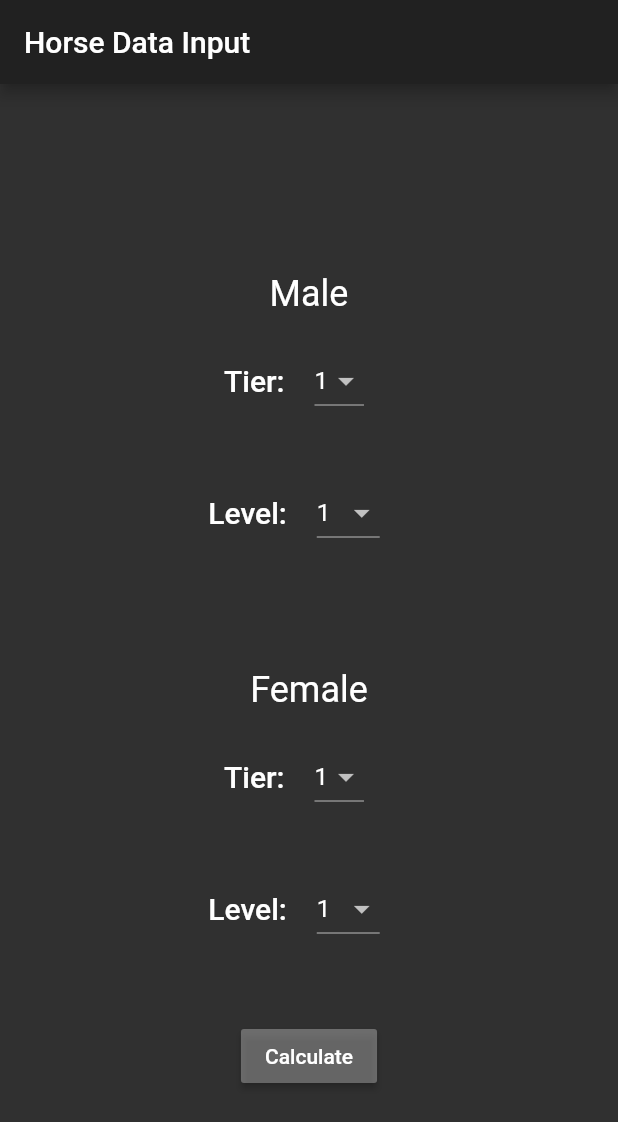
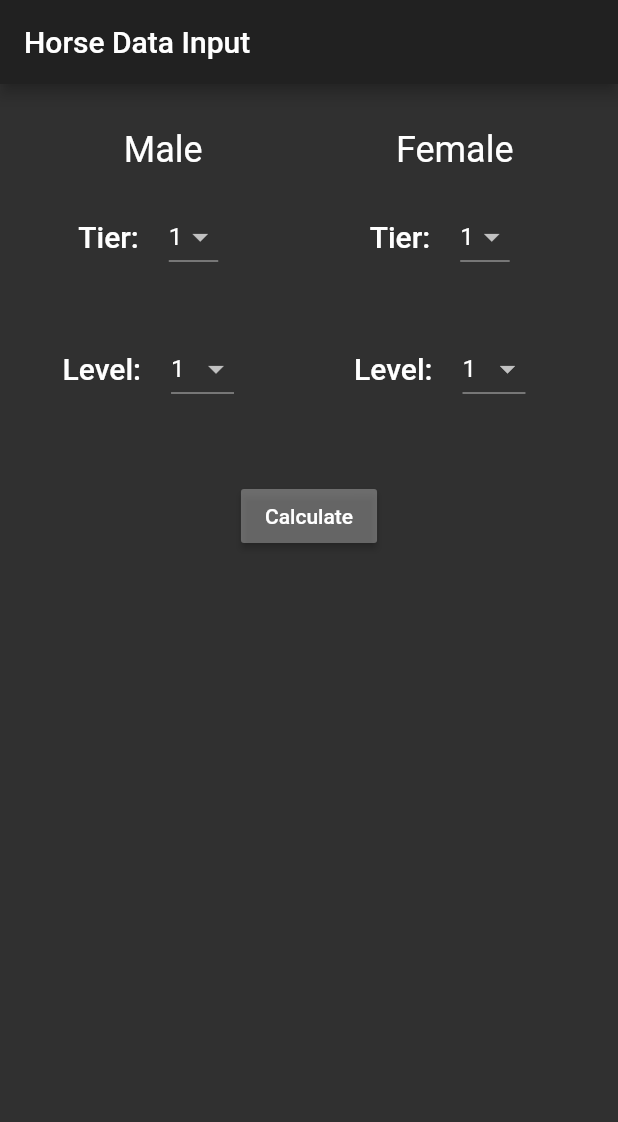
Before and after one commit to heidimitre/BlackDesertHorseCalculator, a Flutter app: the screen it shows after launch, on a phone screen of 412 x 824 dp. Shown: the top 1122 px of the screen. Run offline on Flutter 3.47's test engine with Material 2 defaults, Android fonts, the phone set to English and light mode, and no system bars; our stand-ins replace flutter_redux, redux.

Commit message:
Added score models

```diff
--- a/lib/main.dart
+++ b/lib/main.dart
@@ -43,9 +43,9 @@ class MyHomePage extends StatelessWidget {
       ),
       body: StoreConnector<AppState, ViewModel>(
         converter: (Store<AppState> store) => ViewModel.create(store),
-        builder: (BuildContext context, ViewModel viewModel) => Center(
-          child: Flex(
-              direction: Axis.vertical,
+        builder: (BuildContext context, ViewModel viewModel) => Column(
+          children: [
+          Row(
               mainAxisAlignment: MainAxisAlignment.center,
               children: [
                 Padding(
@@ -55,6 +55,9 @@ class MyHomePage extends StatelessWidget {
                 Padding(
                   padding: EdgeInsets.all(30.0),
                   child: FemaleHorseDetail(viewModel),
+                ),
+
+              ]
           ),
             RaisedButton(
                 color: Colors.white30,
@@ -68,9 +71,8 @@ class MyHomePage extends StatelessWidget {
                 },
                 child:
                 new Text('Calculate')
-                )
+            ),
         ]
-          ),
         ),
       ),
     );
--- /dev/null
+++ b/lib/model/scoreList.dart
@@ -0,0 +1,6 @@
+class ScoreList {
+  int tier;
+  Map<int, int> map;
+
+  ScoreList(this.tier, this.map);
+}
```
Also changed, not shown: lib/resources/tierScores.dart (added, +32 -0 lines). Lines whose indentation alone changed are shown as unchanged.
